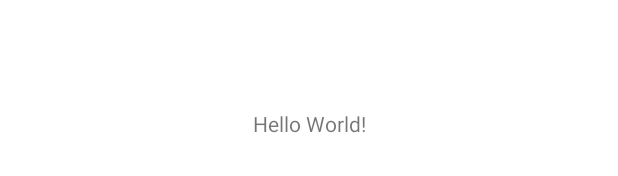
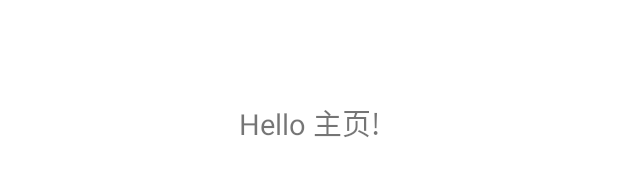
Before and after one commit to weid2014/RefrigeratorManagerSystem, an Android app: the layout activity_main.xml on its own in the app's theme, with its tools: preview values and no code run, on a phone screen of 412 x 824 dp. Shown: the part 495-671 px from the top of the screen. Run offline under Robolectric (Android 15) with nearby library versions, the phone set to English and light mode, and no system bars.

```diff
--- a/app/src/main/res/layout/activity_main.xml
+++ b/app/src/main/res/layout/activity_main.xml
@@ -1,5 +1,5 @@
 <?xml version="1.0" encoding="utf-8"?>
-<androidx.constraintlayout.widget.ConstraintLayout xmlns:android="http://schemas.android.com/apk/res/android"
+<LinearLayout xmlns:android="http://schemas.android.com/apk/res/android"
     xmlns:app="http://schemas.android.com/apk/res-auto"
     xmlns:tools="http://schemas.android.com/tools"
     android:layout_width="match_parent"
@@ -7,12 +7,16 @@
     tools:context=".MainActivity">
 
     <TextView
-        android:layout_width="wrap_content"
+        android:id="@+id/test"
+        android:layout_gravity="center"
+        android:layout_width="match_parent"
         android:layout_height="wrap_content"
-        android:text="Hello World!"
+        android:text="Hello 主页!"
+        android:gravity="center"
+        android:textSize="19sp"
         app:layout_constraintBottom_toBottomOf="parent"
         app:layout_constraintEnd_toEndOf="parent"
         app:layout_constraintStart_toStartOf="parent"
         app:layout_constraintTop_toTopOf="parent" />
 
-</androidx.constraintlayout.widget.ConstraintLayout>
+</LinearLayout>
--- a/app/src/main/res/values/themes.xml
+++ b/app/src/main/res/values/themes.xml
@@ -1,6 +1,6 @@
 <resources xmlns:tools="http://schemas.android.com/tools">
     <!-- Base application theme. -->
-    <style name="Theme.RefrigeratorManagerSystem" parent="Theme.MaterialComponents.DayNight.DarkActionBar">
+    <style name="Theme.RefrigeratorManagerSystem" parent="Theme.MaterialComponents.DayNight.NoActionBar">
         <!-- Primary brand color. -->
         <item name="colorPrimary">@color/purple_500</item>
         <item name="colorPrimaryVariant">@color/purple_700</item>
```
Also changed, not shown: app/src/main/java/com/linde/refrigeratormanagementsystem/activity/SplashActivity.java (+16 -0 lines), app/src/main/res/layout/activity_splash.xml (+7 -2 lines).
